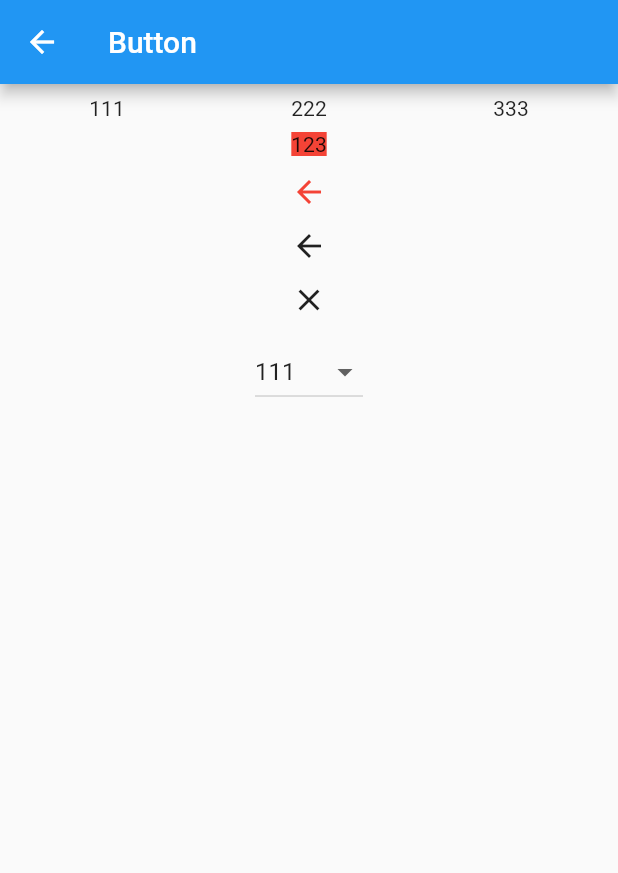
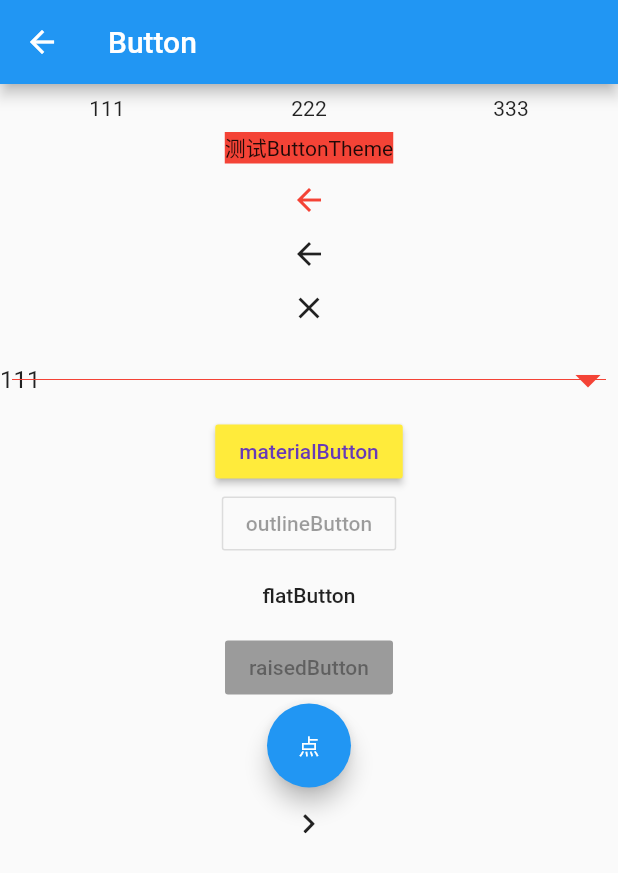
Before and after one commit to yao996186979/LearnFlutter, a Flutter app: the ButtonPage screen opened by its route, on a phone screen of 412 x 824 dp. Shown: the top 873 px of the screen. Run offline on Flutter 3.47's test engine with Material 2 defaults, Android fonts, the phone set to English and light mode, and no system bars.

Commit message:
按钮持续学习中。。

```diff
--- a/lib/button.dart
+++ b/lib/button.dart
@@ -1,22 +1,22 @@
-
 import 'package:flutter/cupertino.dart';
 import 'package:flutter/material.dart';
 
-class ButtonPage extends StatelessWidget{
+class ButtonPage extends StatelessWidget {
   @override
   Widget build(BuildContext context) {
-
     // TODO: implement build
     return new Scaffold(
       appBar: new AppBar(title: new Text("Button")),
       body: new Column(children: loadButton()),
     );
   }
+
   //    new ButtonBar();
 //    new ButtonTheme();
 //    new DropdownButton(items: null, onChanged: null);
 //    new CloseButton();
 //    new BackButton();
+//    new BackButtonIcon();
 //    new FlatButton(onPressed: null, child: null);
 //    new FloatingActionButton(onPressed: null);
 //    new IconButton(icon: null, onPressed: null);
@@ -28,46 +28,49 @@ class ButtonPage extends StatelessWidget{
 //    new DropdownButtonFormField(items: null);
 //    new DropdownButtonHideUnderline(child: null);
 //    new ToggleButtons(children: null, isSelected: null);
-//    new BackButtonIcon();
 //    new FlatButton.icon(onPressed: null, icon: null, label: null);
 //    new FloatingActionButton.extended(onPressed: null, label: null);
 //    new FloatingActionButtonAnimator();
 //    new FloatingActionButtonThemeData();
 //    new CupertinoButton(child: null, onPressed: null);
 //    new CupertinoButton.filled(child: null, onPressed: null);
-  loadButton(){
+  loadButton() {
     String selectedValue = "1";
     List<Widget> buttons = new List();
 
     // ButtonBar
-    ButtonBar buttonBar = new ButtonBar(children: <Widget>[
-      new Text("111"),
-      new Text("222"),
-      new Text("333")
-      ],alignment: MainAxisAlignment.spaceAround,mainAxisSize: MainAxisSize.max);
+    ButtonBar buttonBar = new ButtonBar(
+        children: <Widget>[new Text("111"), new Text("222"), new Text("333")],
+        alignment: MainAxisAlignment.spaceAround,
+        mainAxisSize: MainAxisSize.max);
     buttons.add(buttonBar);
 
     // ButtonTheme
-    ButtonTheme buttonTheme =  new ButtonTheme(
+    ButtonTheme buttonTheme = new ButtonTheme(
       textTheme: ButtonTextTheme.normal,
-      child: new Container(child: Text("123"),color: Colors.red,),
+      child: new Container(
+        child: Text("测试ButtonTheme"),
+        color: Colors.red,
+      ),
       buttonColor: Colors.amber,
-      focusColor: Colors.black38,
+      focusColor: Colors.white,
       highlightColor: Colors.blue,
       hoverColor: Colors.deepPurpleAccent,
       height: 50,
       disabledColor: Colors.red,
-      alignedDropdown: true,
+      alignedDropdown: false,
       minWidth: 1000,
     );
     buttons.add(buttonTheme);
 
     // BackButton 返回按钮 默认返回上一页
-    BackButton backButton = new BackButton(color: Colors.red,);
+    BackButton backButton = new BackButton(
+      color: Colors.red,
+    );
     buttons.add(backButton);
 
     // BackButtonIcon 返回按钮的icon
-    BackButtonIcon backButtonIcon =  new BackButtonIcon();
+    BackButtonIcon backButtonIcon = new BackButtonIcon();
     buttons.add(backButtonIcon);
 
     // CloseButton 关闭按钮 默认关闭当前页面
@@ -75,19 +78,73 @@ class ButtonPage extends StatelessWidget{
     buttons.add(closeButton);
 
     // DropdownButton
-    DropdownButton dropdownButton = new DropdownButton(items: [
-      new DropdownMenuItem(child: Text("111"),value: "1",),
-      new DropdownMenuItem(child: Text("222"),value: "2",),
-      new DropdownMenuItem(child: Text("333"),value: "3",)
-    ]
-    , onChanged: (T){//下拉菜单item点击之后的回调
+    DropdownButton dropdownButton = new DropdownButton(
+      items: [
+        new DropdownMenuItem(
+          child: Text("111"),
+          value: "1",
+        ),
+        new DropdownMenuItem(
+          child: Text("222"),
+          value: "2",
+        ),
+        new DropdownMenuItem(
+          child: Text("333"),
+          value: "3",
+        )
+      ],
+      onChanged: (T) {
+        //下拉菜单item点击之后的回调
+        print(T);
+//      setState(() {               //StatefulWidget中才可以刷新状态
+//        selectedValue=T;
+//      });
+      },
+      hint: Text("请选择"),
+      value: selectedValue,
+      iconSize: 40,
+      isDense: false,
+      isExpanded: true,
+      iconEnabledColor: Colors.red,
+      iconDisabledColor: Colors.deepPurpleAccent,
+      underline: new Padding(
+          padding: EdgeInsets.all(8.0),
+          child: new Divider(
+            color: Colors.red,
+          )),
+      elevation: 20,
+    );
+    buttons.add(dropdownButton);
 
-        },hint: Text("请选择"),value: selectedValue,);
-    buttons.add(dropdownButton);
-    return buttons;
+    MaterialButton materialButton = new MaterialButton(onPressed: (){},
+      color: Colors.yellow,
+      focusColor: Colors.red,
+      hoverColor: Colors.blue,
+      textColor: Colors.deepPurple,
+      highlightColor: Colors.white,
+        splashColor:Colors.red,
+        colorBrightness:Brightness.dark,
+      child: Text("materialButton"),);
+    buttons.add(materialButton);
+
+    OutlineButton outlineButton = new OutlineButton(onPressed: null,child: Text("outlineButton"),);
+    buttons.add(outlineButton);
+
+    FlatButton flatButton = new FlatButton(onPressed: (){
+    }, child: Text("flatButton"));
+    buttons.add(flatButton);
+
+    RaisedButton raisedButton = new RaisedButton(onPressed: null,child: Text("raisedButton"),);
+    buttons.add(raisedButton);
+
+    FloatingActionButton floatingActionButton = new FloatingActionButton(onPressed: (){},child: Text("点"),);
+    buttons.add(floatingActionButton);
+
+    IconButton iconButton = new IconButton(icon: new Icon(IconData(0xebc7, fontFamily: 'IconFont'), size: 16), onPressed: (){});
+    buttons.add(iconButton);
 
 
+
+    return buttons;
   }
-
-
 }
```
